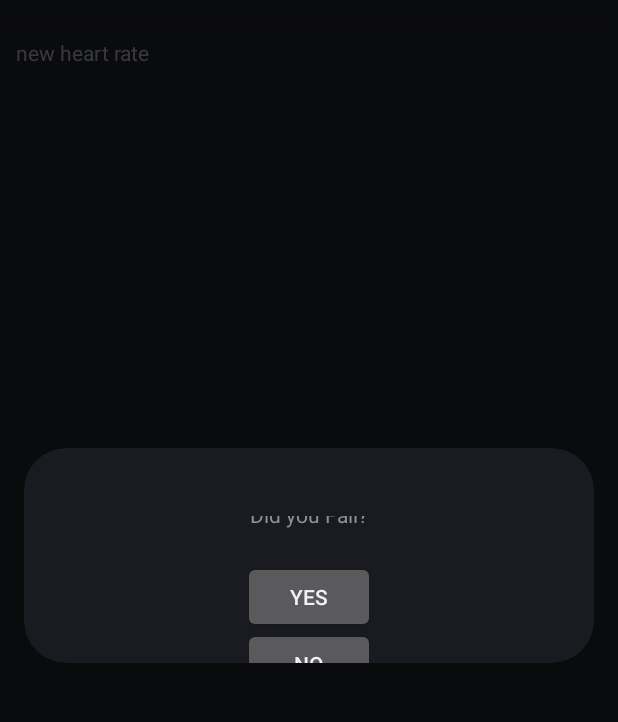
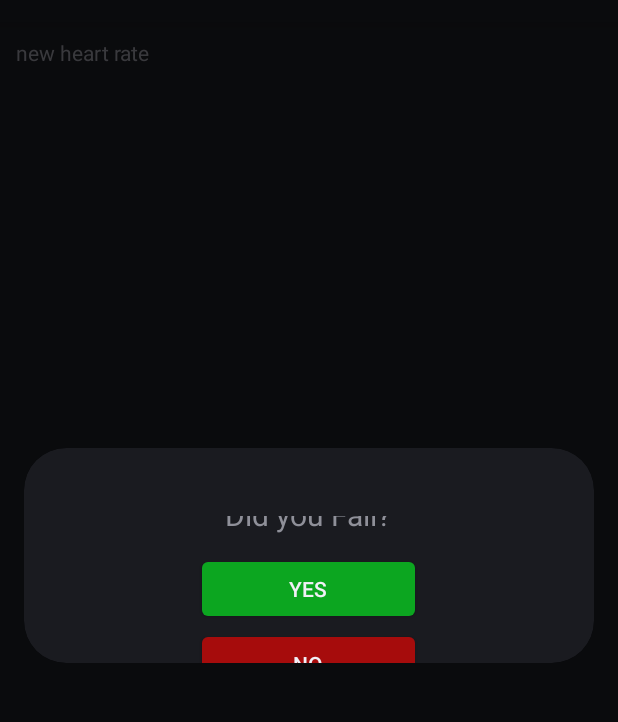
Before and after one commit to phpngn/UCSD-CSE-118-218-Team-H, an Android app: the fragment fallDetectionAlert placed in its activity, on a phone screen of 412 x 824 dp, the part 62-784 px from its top. Run offline under Robolectric (Android 15) with nearby library versions, the phone set to English and light mode, and no system bars; plain views replace BoxInsetLayout; 2 statements that could not run were skipped.

Commit message:
Reports fall detected to server

```diff
--- a/sensors/watch-sensors/app/src/main/java/edu/ucsd/cse118/ubiquicare/FallDetectionModel.java
+++ b/sensors/watch-sensors/app/src/main/java/edu/ucsd/cse118/ubiquicare/FallDetectionModel.java
@@ -4,15 +4,25 @@ import androidx.lifecycle.LiveData;
 import androidx.lifecycle.MutableLiveData;
 import androidx.lifecycle.ViewModel;
 
+import java.lang.reflect.Array;
+import java.util.List;
+
 public class FallDetectionModel extends ViewModel {
     public  MutableLiveData<Boolean> fallenLiveData = new MutableLiveData<>();
+    public List<Double> fallenValuesLiveData;
 
     public LiveData<Boolean> getFallData (){
         return fallenLiveData;
     }
 
+    public List<Double> getFallValuesData () { return fallenValuesLiveData;}
+
     public void setFallData (boolean fell){
         fallenLiveData.setValue(fell);
+    }
+
+    public void setFallValuesData(List<Double> values){
+        fallenValuesLiveData = values;
     }
 
     public FallDetectionModel(){
--- a/sensors/watch-sensors/app/src/main/java/edu/ucsd/cse118/ubiquicare/communication/ApiService.java
+++ b/sensors/watch-sensors/app/src/main/java/edu/ucsd/cse118/ubiquicare/communication/ApiService.java
@@ -11,4 +11,6 @@ import retrofit2.http.POST;
 public interface ApiService {
     @POST("event")
     Call<String> reportHeartRate(@Body HealthDataReport heartRateReport);
+    @POST("event")
+    Call<String> reportFallDetection(@Body HealthDataReport fallDetectionReport);
 }
--- a/sensors/watch-sensors/app/src/main/java/edu/ucsd/cse118/ubiquicare/communication/model/Datapoint.java
+++ b/sensors/watch-sensors/app/src/main/java/edu/ucsd/cse118/ubiquicare/communication/model/Datapoint.java
@@ -5,7 +5,9 @@ import com.google.gson.annotations.SerializedName;
 public class Datapoint {
     public enum Sensor {
         @SerializedName("heartrate")
-        HEART_RATE;
+        HEART_RATE,
+        @SerializedName("falldetection")
+        FALL_DETECTION;
     }
     private Sensor sensor;
     private float value;
--- a/sensors/watch-sensors/app/src/main/java/edu/ucsd/cse118/ubiquicare/notifications/fallDetectionAlert.java
+++ b/sensors/watch-sensors/app/src/main/java/edu/ucsd/cse118/ubiquicare/notifications/fallDetectionAlert.java
@@ -14,10 +14,13 @@ import androidx.lifecycle.ViewModelProvider;
 
 import edu.ucsd.cse118.ubiquicare.FallDetectionModel;
 import edu.ucsd.cse118.ubiquicare.R;
+import edu.ucsd.cse118.ubiquicare.communication.HealthValuesConnector;
 
 public class fallDetectionAlert extends DialogFragment {
     private static Context mcontext;
     private FallDetectionModel fallDetectionModel;
+
+    private HealthValuesConnector healthValuesConnector;
     public static fallDetectionAlert newInstance(Context context) {
         fallDetectionAlert f = new fallDetectionAlert();
         mcontext = context;
@@ -28,6 +31,7 @@ public class fallDetectionAlert extends DialogFragment {
     public void onCreate(Bundle savedInstanceState) {
         super.onCreate(savedInstanceState);
          fallDetectionModel = new ViewModelProvider(requireActivity()).get(FallDetectionModel.class);
+         healthValuesConnector = new HealthValuesConnector();
 
     }
 
@@ -55,6 +59,7 @@ public class fallDetectionAlert extends DialogFragment {
             @Override
             public void onClick(View v) {
                 //TODO: add something to send value that fell
+                healthValuesConnector.sendFallDetectionValues(fallDetectionModel.getFallValuesData());
                 fallDetectionModel.setFallData(false);
                 getActivity().onBackPressed();
             }
--- a/sensors/watch-sensors/app/src/main/java/edu/ucsd/cse118/ubiquicare/sensors/FallDetectionFragment.java
+++ b/sensors/watch-sensors/app/src/main/java/edu/ucsd/cse118/ubiquicare/sensors/FallDetectionFragment.java
@@ -43,7 +43,7 @@ public class FallDetectionFragment extends Fragment implements SensorEventListen
     private boolean fallChanceFlag = false;
 
     private FallDetectionModel fallDetectionModel;
-    private double[] data = {9,9,9,9,9,9};
+    private Double[] data = new Double[] {9.0,9.0,9.0,9.0,9.0,9.0};
     private int index = 0;
 
     private float numberUpdates = 0;
@@ -116,6 +116,7 @@ public class FallDetectionFragment extends Fragment implements SensorEventListen
                         if(data[i]>7 && data[i]<11){
                             //binding.textView5.setText("you fell");
                             fallDetectionModel.setFallData(true);
+                            fallDetectionModel.setFallValuesData(Arrays.asList(data));
                             fallChanceFlag = false;
                             return;
                         }
--- a/sensors/watch-sensors/app/src/main/res/layout/fragment_falldialog.xml
+++ b/sensors/watch-sensors/app/src/main/res/layout/fragment_falldialog.xml
@@ -10,22 +10,25 @@
         android:layout_height="wrap_content"
         android:layout_gravity="center"
         android:layout_marginBottom="50dp"
-        android:text="Did you Fall?" />
+        android:text="Did you Fall?"
+        android:textSize="20dp" />
 
     <Button
         android:id="@+id/yes_button"
-        android:layout_width="wrap_content"
+        android:layout_width="150dp"
         android:layout_height="wrap_content"
         android:layout_gravity="center"
-        android:layout_marginTop="5dp"
-        android:text="Yes"/>
+        android:layout_marginTop="0dp"
+        android:text="Yes"
+        android:backgroundTint="#0CA620"/>
     <Button
         android:id="@+id/no_button"
-        android:layout_width="wrap_content"
+        android:layout_width="150dp"
         android:layout_height="wrap_content"
         android:layout_gravity="center"
         android:layout_marginTop="50dp"
-        android:text="No"/>
+        android:text="No"
+        android:backgroundTint="#A60C0C"/>
 
 
 </FrameLayout>
```
Also changed, not shown: sensors/watch-sensors/app/src/main/java/edu/ucsd/cse118/ubiquicare/communication/HealthValuesConnector.java (+35 -0 lines).
